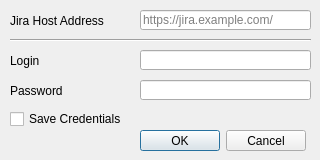
Old version of the form resources/login_screen.ui in the repository citizen-stig/pyjtt.
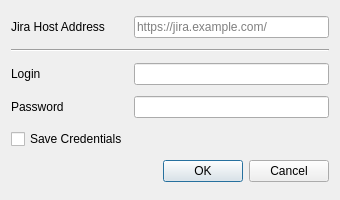
New version of the form. Icons and pictures are not drawn.

Commit message: Redesign login and worklog window, add docstring. Make worklog window modal

The edit to the form file:
```diff
--- a/resources/login_screen.ui
+++ b/resources/login_screen.ui
@@ -6,20 +6,20 @@
    <rect>
     <x>0</x>
     <y>0</y>
-    <width>320</width>
-    <height>160</height>
+    <width>340</width>
+    <height>200</height>
    </rect>
   </property>
   <property name="minimumSize">
    <size>
-    <width>320</width>
-    <height>160</height>
+    <width>340</width>
+    <height>200</height>
    </size>
   </property>
   <property name="maximumSize">
    <size>
-    <width>320</width>
-    <height>160</height>
+    <width>340</width>
+    <height>200</height>
    </size>
   </property>
   <property name="windowTitle">
@@ -29,41 +29,16 @@
    <iconset resource="pyjtt.qrc">
     <normaloff>:/icons/clock_apple.ico</normaloff>:/icons/clock_apple.ico</iconset>
   </property>
-  <widget class="QDialogButtonBox" name="buttonBox">
-   <property name="geometry">
-    <rect>
-     <x>140</x>
-     <y>130</y>
-     <width>166</width>
-     <height>21</height>
-    </rect>
-   </property>
-   <property name="standardButtons">
-    <set>QDialogButtonBox::Cancel|QDialogButtonBox::Ok</set>
-   </property>
-  </widget>
+  <layout class="QGridLayout" name="gridLayout">
+   <item row="0" column="0">
   <widget class="QLabel" name="labelHostAddress">
-   <property name="geometry">
-    <rect>
-     <x>10</x>
-     <y>10</y>
-     <width>121</width>
-     <height>21</height>
-    </rect>
-   </property>
    <property name="text">
     <string>Jira Host Address</string>
    </property>
   </widget>
+   </item>
+   <item row="0" column="1">
   <widget class="QLineEdit" name="lineEditHostAddress">
-   <property name="geometry">
-    <rect>
-     <x>140</x>
-     <y>10</y>
-     <width>171</width>
-     <height>20</height>
-    </rect>
-   </property>
    <property name="inputMask">
     <string/>
    </property>
@@ -71,81 +46,56 @@
     <string>https://jira.example.com/</string>
    </property>
   </widget>
+   </item>
+   <item row="1" column="0" colspan="2">
+    <widget class="Line" name="line">
+     <property name="orientation">
+      <enum>Qt::Horizontal</enum>
+     </property>
+    </widget>
+   </item>
+   <item row="2" column="0">
   <widget class="QLabel" name="labelLogin">
-   <property name="geometry">
-    <rect>
-     <x>10</x>
-     <y>50</y>
-     <width>121</width>
-     <height>21</height>
-    </rect>
-   </property>
    <property name="text">
     <string>Login</string>
    </property>
   </widget>
-  <widget class="QLineEdit" name="lineEditLogin">
-   <property name="geometry">
-    <rect>
-     <x>140</x>
-     <y>50</y>
-     <width>171</width>
-     <height>20</height>
-    </rect>
-   </property>
-  </widget>
+   </item>
+   <item row="2" column="1">
+    <widget class="QLineEdit" name="lineEditLogin"/>
+   </item>
+   <item row="3" column="0">
+    <widget class="QLabel" name="labelPassowrd">
+     <property name="text">
+      <string>Password</string>
+     </property>
+    </widget>
+   </item>
+   <item row="3" column="1">
   <widget class="QLineEdit" name="lineEditPassword">
-   <property name="geometry">
-    <rect>
-     <x>140</x>
-     <y>80</y>
-     <width>171</width>
-     <height>20</height>
-    </rect>
-   </property>
    <property name="echoMode">
     <enum>QLineEdit::Password</enum>
    </property>
   </widget>
-  <widget class="QLabel" name="labelPassowrd">
-   <property name="geometry">
-    <rect>
-     <x>10</x>
-     <y>80</y>
-     <width>121</width>
-     <height>21</height>
-    </rect>
-   </property>
-   <property name="text">
-    <string>Password</string>
-   </property>
-  </widget>
-  <widget class="Line" name="line">
-   <property name="geometry">
-    <rect>
-     <x>10</x>
-     <y>30</y>
-     <width>301</width>
-     <height>21</height>
-    </rect>
-   </property>
-   <property name="orientation">
-    <enum>Qt::Horizontal</enum>
-   </property>
-  </widget>
+   </item>
+   <item row="4" column="0">
   <widget class="QCheckBox" name="checkBoxSaveCredentials">
-   <property name="geometry">
-    <rect>
-     <x>10</x>
-     <y>110</y>
-     <width>121</width>
-     <height>18</height>
-    </rect>
+     <property name="toolTip">
+      <string>Credentials will be saved in plain text!</string>
    </property>
    <property name="text">
     <string>Save Credentials</string>
    </property>
   </widget>
+   </item>
+   <item row="5" column="1">
+    <widget class="QDialogButtonBox" name="buttonBox">
+     <property name="standardButtons">
+      <set>QDialogButtonBox::Cancel|QDialogButtonBox::Ok</set>
+     </property>
+    </widget>
+   </item>
+  </layout>
  </widget>
  <resources>
   <include location="pyjtt.qrc"/>
```
Lines whose indentation alone changed are shown as unchanged. The commit also changes 7 other files.
